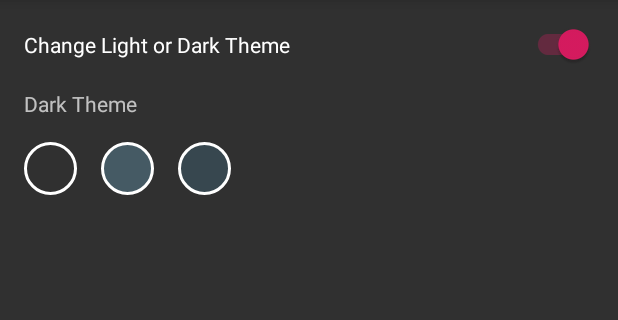
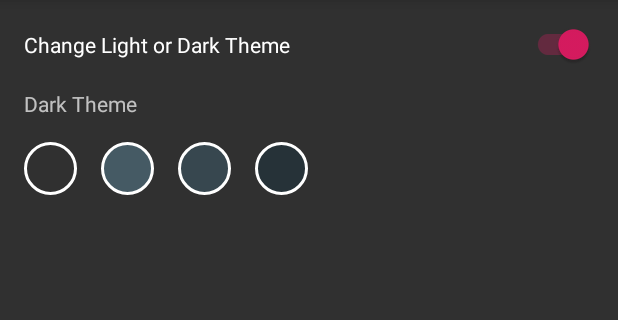
Before and after one commit to yoesuv/android-change-theme, an Android app: the screen it shows after launch (MainActivity), on a phone screen of 412 x 824 dp, the part 84-404 px from its top. Run offline under Robolectric (Android 15) with nearby library versions, the phone set to English and light mode, and no system bars.

Commit message:
:sparkles: change dark theme

```diff
--- a/app/src/main/java/com/yoesuv/changetheme/AppConstants.kt
+++ b/app/src/main/java/com/yoesuv/changetheme/AppConstants.kt
@@ -4,4 +4,5 @@ object AppConstants {
     const val RESULT_DEBUG = "result_debug"
     const val PREFERENCES_NAME = "change.theme.pref"
     const val PREFERENCES_THEME_LIGHT_DARK = "preferences_theme_light_dark"
+    const val PREFERENCES_THEME_DARK_VALUE = "preferences_theme_dark_value"
 }
--- a/app/src/main/java/com/yoesuv/changetheme/MainActivity.kt
+++ b/app/src/main/java/com/yoesuv/changetheme/MainActivity.kt
@@ -21,23 +21,56 @@ class MainActivity : AppCompatActivity() {
         supportActionBar?.elevation = 8F
 
         setupSwitch()
+        switchDarkTheme()
     }
 
     private fun setupSwitch() {
         switchMain.isChecked = theme!!
         switchMain.setOnCheckedChangeListener { _: CompoundButton, b: Boolean ->
             App.prefHelper?.setBoolean(AppConstants.PREFERENCES_THEME_LIGHT_DARK, b)
-            val intent = Intent(this, MainActivity::class.java)
-            startActivity(intent)
-            finish()
+            recreate()
         }
     }
 
     private fun switchLightDarkTheme(value: Boolean?) {
         if (value!!) {
-            setTheme(R.style.AppThemeDark)
+            val type = App.prefHelper?.getString(AppConstants.PREFERENCES_THEME_DARK_VALUE)
+            if (type=="") {
+                setTheme(R.style.AppThemeDark)
+            } else if (type == MyDarkTheme.ONE.name) {
+                setTheme(R.style.AppThemeDarkOne)
+            } else if (type == MyDarkTheme.TWO.name){
+                setTheme(R.style.AppThemeDarkTwo)
+            } else {
+                setTheme(R.style.AppThemeDark)
+            }
         } else {
             setTheme(R.style.AppThemeLight)
         }
     }
+
+    private fun switchDarkTheme(){
+        if (theme!!) {
+            menuDarkDefault.setOnClickListener {
+                App.prefHelper?.setString(AppConstants.PREFERENCES_THEME_DARK_VALUE, MyDarkTheme.DEFAULT.name)
+                setTheme(R.style.AppThemeDark)
+                recreate()
+            }
+            menuDark1.setOnClickListener {
+                App.prefHelper?.setString(AppConstants.PREFERENCES_THEME_DARK_VALUE, MyDarkTheme.ONE.name)
+                setTheme(R.style.AppThemeDarkOne)
+                recreate()
+            }
+            menuDark2.setOnClickListener {
+                App.prefHelper?.setString(AppConstants.PREFERENCES_THEME_DARK_VALUE, MyDarkTheme.TWO.name)
+                setTheme(R.style.AppThemeDarkTwo)
+                recreate()
+            }
+            menuDark3.setOnClickListener {
+                App.prefHelper?.setString(AppConstants.PREFERENCES_THEME_DARK_VALUE, MyDarkTheme.THREE.name)
+                setTheme(R.style.AppThemeDarkThree)
+                recreate()
+            }
+        }
+    }
 }
--- /dev/null
+++ b/app/src/main/java/com/yoesuv/changetheme/MyDarkTheme.kt
@@ -0,0 +1,5 @@
+package com.yoesuv.changetheme
+
+enum class MyDarkTheme {
+    DEFAULT, ONE, TWO, THREE
+}
--- a/app/src/main/java/com/yoesuv/changetheme/PreferencesHelper.kt
+++ b/app/src/main/java/com/yoesuv/changetheme/PreferencesHelper.kt
@@ -14,4 +14,12 @@ class PreferencesHelper(context: Context) {
     fun getBoolean(key: String): Boolean{
         return prefHelper.getBoolean(key, true)
     }
+
+    fun setString(key: String, value: String){
+        prefHelper.edit().putString(key, value).apply()
+    }
+
+    fun getString(key: String): String?{
+        return prefHelper.getString(key,"")
+    }
 }
--- /dev/null
+++ b/app/src/main/res/drawable/round_blue_grey_3.xml
@@ -0,0 +1,9 @@
+<?xml version="1.0" encoding="utf-8"?>
+<shape xmlns:android="http://schemas.android.com/apk/res/android"
+    android:shape="oval">
+    <stroke android:width="@dimen/circle_stroke"
+        android:color="@color/white"/>
+    <solid android:color="@color/blue_grey_900"/>
+    <size android:height="@dimen/circle_size"
+        android:width="@dimen/circle_size"/>
+</shape>
--- a/app/src/main/res/layout/activity_main.xml
+++ b/app/src/main/res/layout/activity_main.xml
@@ -63,6 +63,14 @@
                 android:layout_marginStart="16dp"
                 app:srcCompat="@drawable/round_blue_grey_2"/>
 
+            <android.support.v7.widget.AppCompatImageView
+                android:id="@+id/menuDark3"
+                android:layout_width="wrap_content"
+                android:layout_height="wrap_content"
+                android:layout_marginLeft="16dp"
+                android:layout_marginStart="16dp"
+                app:srcCompat="@drawable/round_blue_grey_3"/>
+
         </LinearLayout>
 
     </LinearLayout>
--- a/app/src/main/res/values/colors.xml
+++ b/app/src/main/res/values/colors.xml
@@ -9,7 +9,7 @@
 
     <color name="white">#FFFFFF</color>
 
-    <color name="blue_grey_500">#607D8B</color>
     <color name="blue_grey_700">#455A64</color>
     <color name="blue_grey_800">#37474F</color>
+    <color name="blue_grey_900">#263238</color>
 </resources>
--- a/app/src/main/res/values/styles.xml
+++ b/app/src/main/res/values/styles.xml
@@ -26,8 +26,31 @@
 
     <style name="toolbarTheme" parent="ThemeOverlay.AppCompat.Dark.ActionBar"/>
 
-    <style name="AppThemeDarkBlueGrey" parent="Theme.AppCompat.NoActionBar">
+    <!-- style 1 -->
+    <style name="AppThemeDarkOne" parent="Theme.AppCompat.NoActionBar">
+        <item name="colorPrimary">@color/colorPrimary</item>
+        <item name="colorPrimaryDark">@color/colorPrimaryDark</item>
+        <item name="colorAccent">@color/colorAccent</item>
+        <item name="android:windowAnimationStyle">@style/WindowAnimationTransition</item>
         <item name="themeColorPrimary">@color/blue_grey_700</item>
     </style>
 
+    <!-- style 2 -->
+    <style name="AppThemeDarkTwo" parent="Theme.AppCompat.NoActionBar">
+        <item name="colorPrimary">@color/colorPrimary</item>
+        <item name="colorPrimaryDark">@color/colorPrimaryDark</item>
+        <item name="colorAccent">@color/colorAccent</item>
+        <item name="android:windowAnimationStyle">@style/WindowAnimationTransition</item>
+        <item name="themeColorPrimary">@color/blue_grey_800</item>
+    </style>
+
+    <!-- style 3 -->
+    <style name="AppThemeDarkThree" parent="Theme.AppCompat.NoActionBar">
+        <item name="colorPrimary">@color/colorPrimary</item>
+        <item name="colorPrimaryDark">@color/colorPrimaryDark</item>
+        <item name="colorAccent">@color/colorAccent</item>
+        <item name="android:windowAnimationStyle">@style/WindowAnimationTransition</item>
+        <item name="themeColorPrimary">@color/blue_grey_900</item>
+    </style>
+
 </resources>
```
